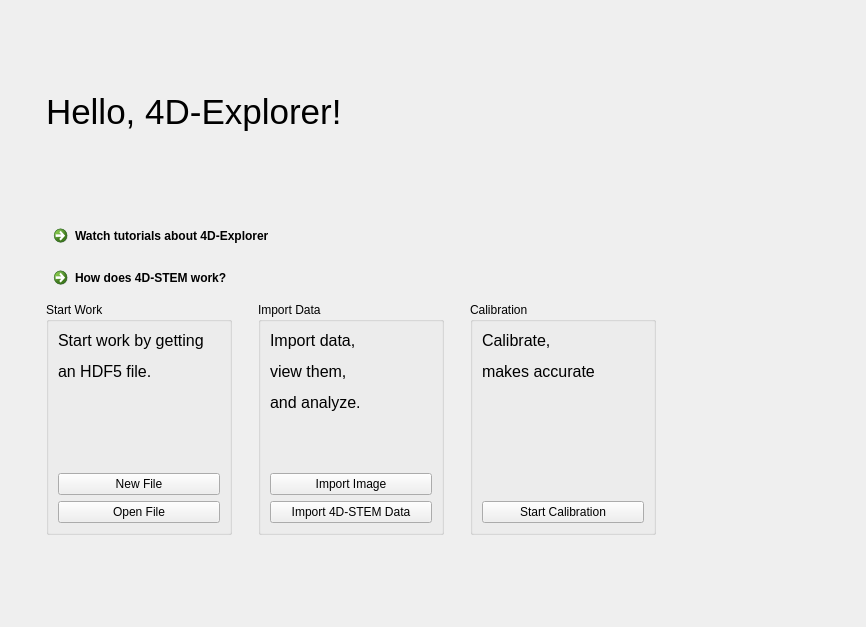
Before: the Qt Designer form FourDExplorer/ui/uiPageHome.ui in ManifoldsHu/FourDExplorer, drawn with Qt 5.
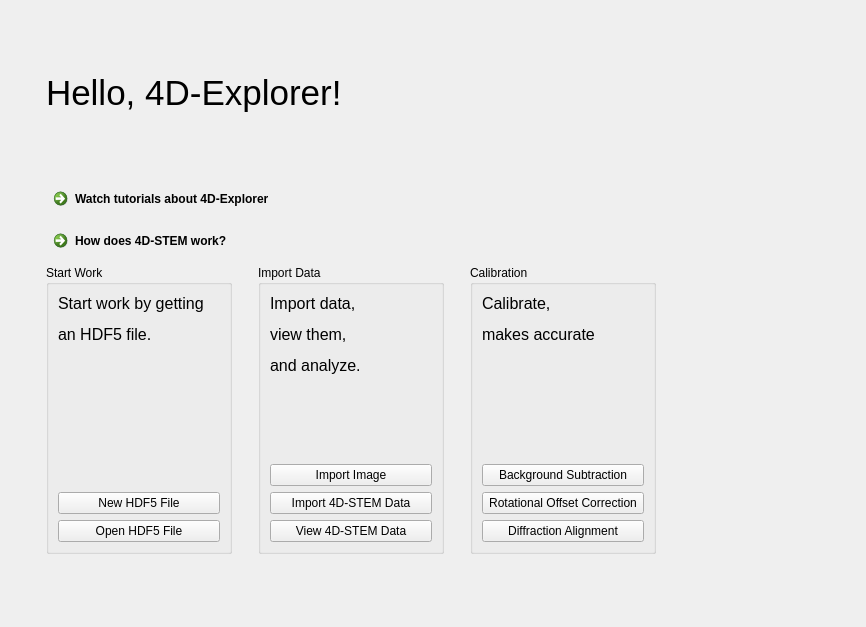
After: the same form once the commit is applied.

Commit message: implement DialogEditParaFourDSTEM

Diff of the .ui file:
```diff
--- a/FourDExplorer/ui/uiPageHome.ui
+++ b/FourDExplorer/ui/uiPageHome.ui
@@ -131,14 +131,14 @@
           <item>
            <widget class="QPushButton" name="pushButton_new_file">
             <property name="text">
-             <string>New File</string>
+             <string>New HDF5 File</string>
             </property>
            </widget>
           </item>
           <item>
            <widget class="QPushButton" name="pushButton_open_file">
             <property name="text">
-             <string>Open File</string>
+             <string>Open HDF5 File</string>
             </property>
            </widget>
           </item>
@@ -185,6 +185,13 @@
             </property>
            </widget>
           </item>
+          <item>
+           <widget class="QPushButton" name="pushButton_open_fourDSTEM">
+            <property name="text">
+             <string>View 4D-STEM Data</string>
+            </property>
+           </widget>
+          </item>
          </layout>
         </widget>
        </item>
@@ -217,7 +224,21 @@
           <item>
            <widget class="QPushButton" name="pushButton_calibration">
             <property name="text">
-             <string>Start Calibration</string>
+             <string>Background Subtraction</string>
+            </property>
+           </widget>
+          </item>
+          <item>
+           <widget class="QPushButton" name="pushButton_rotational_correction">
+            <property name="text">
+             <string>Rotational Offset Correction</string>
+            </property>
+           </widget>
+          </item>
+          <item>
+           <widget class="QPushButton" name="pushButton_diffraction_alignment">
+            <property name="text">
+             <string>Diffraction Alignment</string>
             </property>
            </widget>
           </item>
```
Left out of the diff: 2 changed lines with no effect on the pictures. The commit also changes 17 other files.
